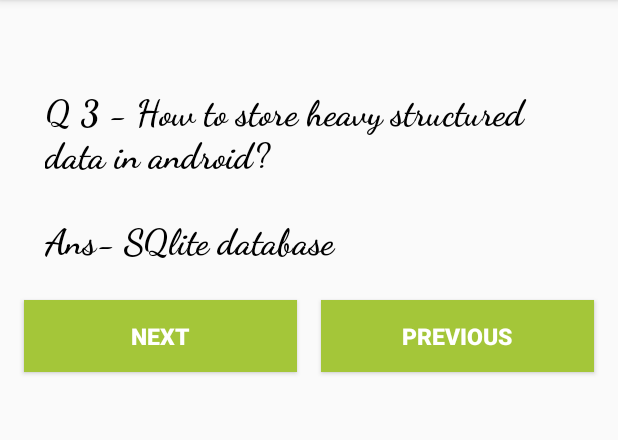
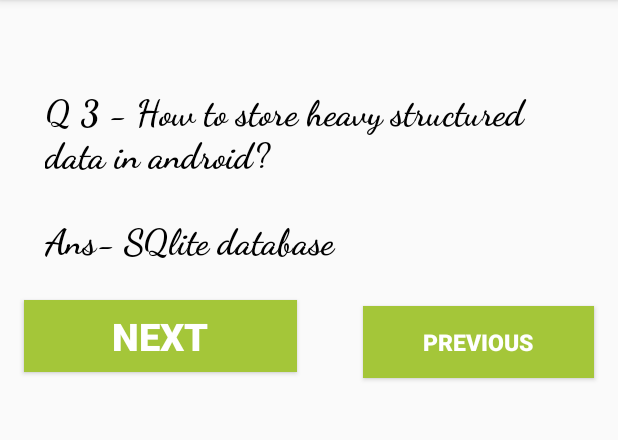
Before and after one commit to akanksha606/ExamQuiz, an Android app: the ThirdActivity screen opened directly, with no data from a screen before it, on a phone screen of 412 x 824 dp, the part 84-524 px from its top. Run offline under Robolectric (Android 15) with nearby library versions, the phone set to English and light mode, and no system bars.

Commit message:
Update activity_third.xml

```diff
--- a/app/src/main/res/layout/activity_third.xml
+++ b/app/src/main/res/layout/activity_third.xml
@@ -35,7 +35,7 @@
             android:background="#A4C639"
             android:text="Next"
             android:textColor="@android:color/white"
-            android:textSize="15sp"
+            android:textSize="25sp"
             android:textStyle="bold"
             android:layout_weight="1"/>
 
@@ -43,7 +43,7 @@
             android:id="@+id/third_previous"
             android:layout_width="match_parent"
             android:layout_height="wrap_content"
-            android:layout_marginLeft="8dp"
+            android:layout_marginLeft="36dp"
             android:layout_marginTop="200dp"
             android:layout_marginRight="16dp"
             android:layout_weight="1"
```
